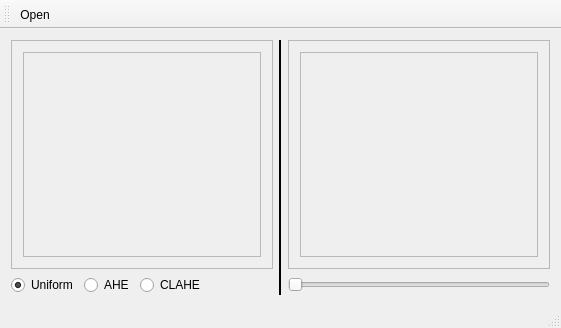
Above: mainwindow.ui from adrogolyub/LocalContrast before the change. Below: the same form after it.
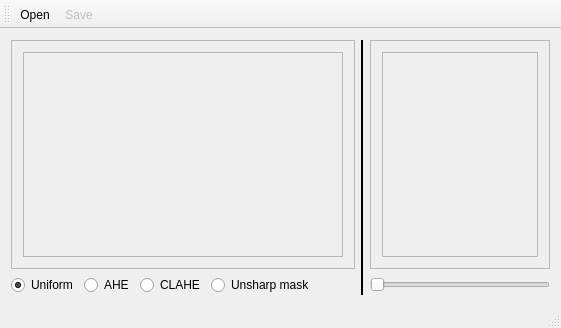
That is the form after the change. Icons and pictures are not drawn.

Commit message: Added saving resulting image and unsharp masking

What changed in the file:
```diff
--- a/mainwindow.ui
+++ b/mainwindow.ui
@@ -55,7 +55,7 @@
              <rect>
               <x>0</x>
               <y>0</y>
-              <width>241</width>
+              <width>292</width>
               <height>204</height>
              </rect>
             </property>
@@ -114,7 +114,7 @@
              <rect>
               <x>0</x>
               <y>0</y>
-              <width>241</width>
+              <width>190</width>
               <height>204</height>
              </rect>
             </property>
@@ -197,6 +197,13 @@
           </property>
          </widget>
         </item>
+        <item>
+         <widget class="QRadioButton" name="rbUS">
+          <property name="text">
+           <string>Unsharp mask</string>
+          </property>
+         </widget>
+        </item>
         <item>
          <spacer name="horizontalSpacer">
           <property name="orientation">
@@ -224,6 +231,7 @@
     <bool>false</bool>
    </attribute>
    <addaction name="actionOpen"/>
+   <addaction name="actionSave"/>
   </widget>
   <widget class="QStatusBar" name="statusBar"/>
   <action name="actionOpen">
@@ -238,6 +246,18 @@
     <string>Open File</string>
    </property>
   </action>
+  <action name="actionSave">
+   <property name="enabled">
+    <bool>false</bool>
+   </property>
+   <property name="icon">
+    <iconset resource="resource.qrc">
+     <normaloff>:/images/resource/save.png</normaloff>:/images/resource/save.png</iconset>
+   </property>
+   <property name="text">
+    <string>Save</string>
+   </property>
+  </action>
  </widget>
  <layoutdefault spacing="6" margin="11"/>
  <resources>
```
Left out of the diff: 2 changed lines with no effect on the pictures. The commit also changes 4 other files.
